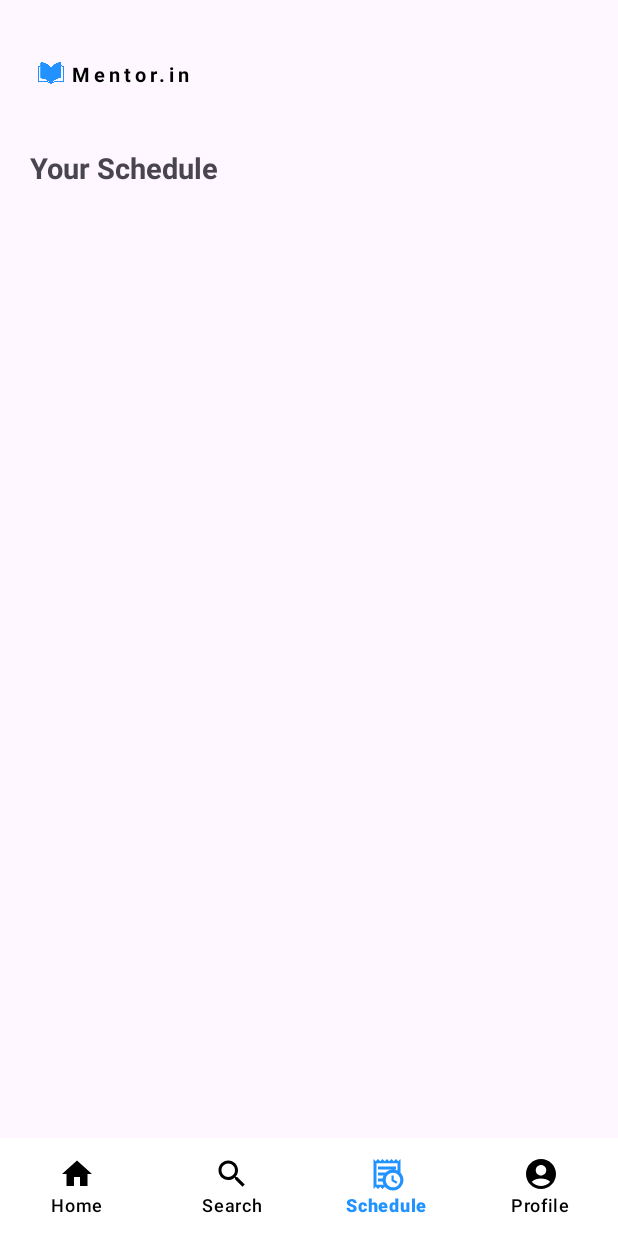
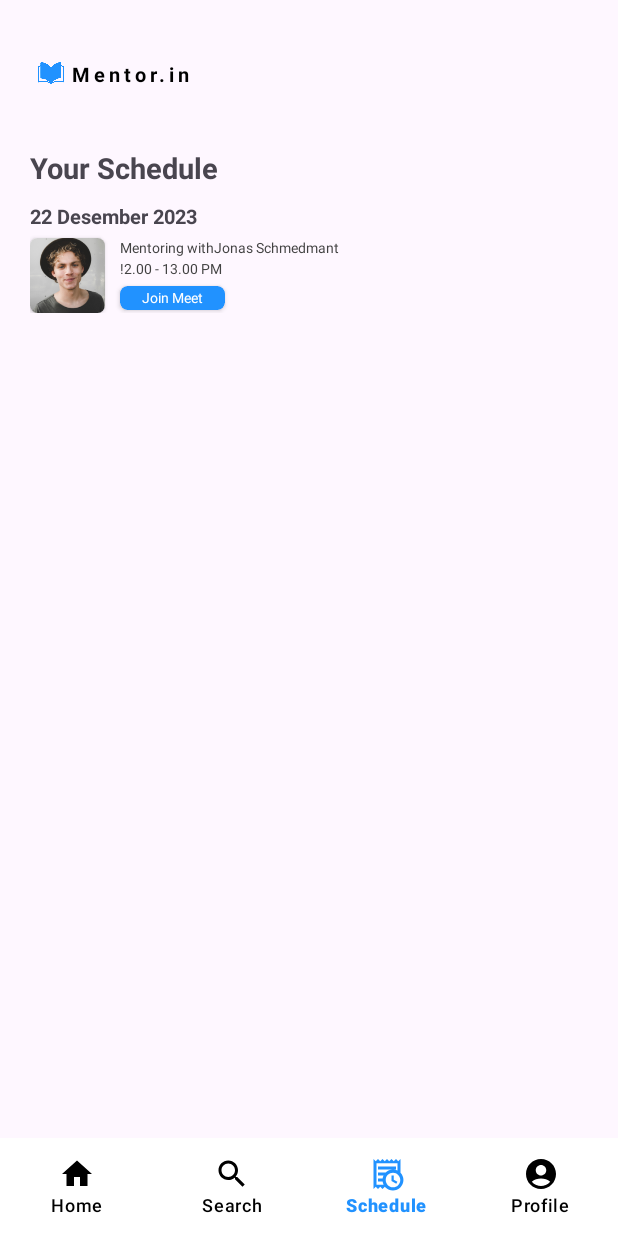
Before and after one commit to Mentor-In-Group/Front-End, an Android app: the ScheduleFragment screen opened through its navigation route, on a phone screen of 412 x 824 dp. Run offline under Robolectric (Android 15) with nearby library versions, the phone set to English and light mode, and no system bars; our stand-ins replace navigation-ui; pictures from the network do not load.

Commit message:
add schedule page

```diff
--- a/app/src/main/java/com/x01/mentorin/ui/home/Mentor.kt
+++ b/app/src/main/java/com/x01/mentorin/ui/home/Mentor.kt
@@ -6,5 +6,6 @@ data class Mentor(
     val imageUrl: String,
     val rating: Float,
     val education: List<Education>,
-    val experience: List<Experience>
+    val experience: List<Experience>,
+    val schedule: List<Schedule>
 )
--- /dev/null
+++ b/app/src/main/java/com/x01/mentorin/ui/home/Schedule.kt
@@ -0,0 +1,8 @@
+package com.x01.mentorin.ui.home
+
+data class Schedule(
+    val mentorName: String,
+    val mentorImage: String,
+    val mentoringDate: String,
+    val mentoringTime: String
+)
--- /dev/null
+++ b/app/src/main/java/com/x01/mentorin/ui/schedule/ScheduleAdapter.kt
@@ -0,0 +1,46 @@
+package com.x01.mentorin.ui.schedule
+
+import android.view.LayoutInflater
+import android.view.View
+import android.view.ViewGroup
+import android.widget.ImageView
+import android.widget.TextView
+import androidx.recyclerview.widget.RecyclerView
+import com.x01.mentorin.R
+import com.x01.mentorin.ui.home.Mentor
+import com.x01.mentorin.ui.home.Schedule
+import com.x01.mentorin.ui.search.SearchMentorAdapter
+
+class ScheduleAdapter (private val schedule: List<Schedule>): RecyclerView.Adapter<ScheduleAdapter.ListViewHolder>() {
+    class ListViewHolder(itemView: View): RecyclerView.ViewHolder(itemView) {
+        val mentorName: TextView = itemView.findViewById(R.id.mentor_name)
+        val mentorImage: ImageView = itemView.findViewById(R.id.mentor_image)
+        val mentoringTime: TextView = itemView.findViewById(R.id.mentoring_time)
+        val mentoringDate: TextView = itemView.findViewById(R.id.mentoring_date)
+    }
+    override fun onCreateViewHolder(parent: ViewGroup, viewType: Int): ListViewHolder {
+        val view: View = LayoutInflater.from(parent.context).inflate(R.layout.schedule, parent, false)
+        return ListViewHolder(view)
+    }
+
+    override fun getItemCount(): Int {
+        return schedule.size
+    }
+
+    override fun onBindViewHolder(holder: ListViewHolder, position: Int) {
+        val schedule = schedule[position]
+
+        holder.mentorName.text = schedule.mentorName
+        holder.mentoringDate.text = schedule.mentoringDate
+        holder.mentoringTime.text = schedule.mentoringTime
+        holder.mentorImage.setImageResource(R.drawable.image_recommend_1)
+
+
+
+//        Glide.with(context)
+//            .load(mentor.imageUrl)
+//            .into(holder.imageUrl)
+
+
+    }
+}
--- a/app/src/main/java/com/x01/mentorin/ui/schedule/ScheduleFragment.kt
+++ b/app/src/main/java/com/x01/mentorin/ui/schedule/ScheduleFragment.kt
@@ -5,8 +5,10 @@ import androidx.fragment.app.Fragment
 import android.view.LayoutInflater
 import android.view.View
 import android.view.ViewGroup
+import androidx.recyclerview.widget.LinearLayoutManager
 import com.x01.mentorin.R
 import com.x01.mentorin.databinding.FragmentScheduleBinding
+import com.x01.mentorin.listMentor
 
 class ScheduleFragment : Fragment() {
     private lateinit var binding: FragmentScheduleBinding
@@ -20,5 +22,9 @@ class ScheduleFragment : Fragment() {
 
     override fun onViewCreated(view: View, savedInstanceState: Bundle?) {
         super.onViewCreated(view, savedInstanceState)
+
+        binding.rvSchedule.layoutManager = LinearLayoutManager(requireActivity())
+        val adapter = ScheduleAdapter(listMentor[0].schedule)
+        binding.rvSchedule.adapter = adapter
     }
 }
--- a/app/src/main/java/com/x01/mentorin/ui/search/SearchAdapter.kt
+++ /dev/null
@@ -1,4 +0,0 @@
-package com.x01.mentorin.ui.search
-
-class SearchAdapter {
-}
--- a/app/src/main/res/layout/fragment_schedule.xml
+++ b/app/src/main/res/layout/fragment_schedule.xml
@@ -39,7 +39,7 @@
         android:id="@+id/tv_your_schedule"
         android:layout_width="wrap_content"
         android:layout_height="wrap_content"
-        android:text="Your Schedule"
+        android:text="@string/your_schedule"
         android:textSize="19dp"
         android:layout_marginTop="40dp"
         android:textStyle="bold"
@@ -48,6 +48,7 @@
         />
 
     <androidx.recyclerview.widget.RecyclerView
+        android:id="@+id/rv_schedule"
         android:layout_width="match_parent"
         android:layout_height="wrap_content"
         android:layout_marginHorizontal="20dp"
--- a/app/src/main/res/layout/schedule.xml
+++ b/app/src/main/res/layout/schedule.xml
@@ -9,8 +9,8 @@
         android:layout_width="wrap_content"
         android:layout_height="wrap_content"
         android:textStyle="bold"
-        android:textSize="19dp"
-        android:text="26 November"
+        android:textSize="13sp"
+        android:text="@string/_26_november"
         app:layout_constraintTop_toTopOf="parent"
         app:layout_constraintStart_toStartOf="parent"/>
 
@@ -32,7 +32,7 @@
     </androidx.cardview.widget.CardView>
 
     <LinearLayout
-        android:id="@+id/mentor_name"
+        android:id="@+id/mentor_name_cn"
         android:layout_width="wrap_content"
         android:layout_height="wrap_content"
         android:orientation="horizontal"
@@ -43,45 +43,48 @@
         <TextView
             android:layout_width="wrap_content"
             android:layout_height="wrap_content"
+            android:textSize="9sp"
             android:textColor="?attr/colorOnSecondary"
-            android:text="Mentoring with "/>
+            android:text="@string/mentoring_with"/>
         <TextView
+            android:id="@+id/mentor_name"
             android:textColor="?attr/colorOnSecondary"
+            android:textSize="9sp"
             android:layout_width="wrap_content"
             android:layout_height="wrap_content"
             android:text="@string/jonas_schmedmant"/>
     </LinearLayout>
 
     <LinearLayout
-        android:id="@+id/mentoring_time"
+        android:id="@+id/mentoring_time_cn"
         android:layout_width="wrap_content"
         android:layout_height="wrap_content"
         android:orientation="horizontal"
         android:layout_marginTop="1dp"
-        app:layout_constraintStart_toStartOf="@+id/mentor_name"
-        app:layout_constraintTop_toBottomOf="@id/mentor_name"
+        app:layout_constraintStart_toStartOf="@+id/mentor_name_cn"
+        app:layout_constraintTop_toBottomOf="@id/mentor_name_cn"
         app:layout_constraintStart_toEndOf="@id/mentor_image_cn">
 
         <TextView
-            android:id="@+id/work_date"
+            android:id="@+id/mentoring_time"
             android:layout_width="wrap_content"
             android:layout_height="wrap_content"
             android:textColor="?attr/colorOnSecondary"
             android:textSize="9sp"
-            android:text="12.00 - 12.00 PM"
+            android:text="@string/_12_00_12_00_pm"
             />
     </LinearLayout>
 
     <androidx.cardview.widget.CardView
         android:id="@+id/btn_login"
-        android:layout_width="60dp"
+        android:layout_width="70dp"
         android:layout_height="16dp"
         app:cardCornerRadius="5dp"
         android:layout_marginTop="5dp"
         android:layout_marginStart="10dp"
         app:cardBackgroundColor="?attr/colorPrimary"
         app:layout_constraintStart_toEndOf="@id/mentor_image_cn"
-        app:layout_constraintTop_toBottomOf="@id/mentoring_time">
+        app:layout_constraintTop_toBottomOf="@id/mentoring_time_cn">
 
         <TextView
             android:layout_width="match_parent"
@@ -89,6 +92,6 @@
             android:textColor="?attr/colorOnPrimary"
             android:gravity="center"
             android:textSize="9sp"
-            android:text="Join Meet"/>
+            android:text="@string/join_meet"/>
     </androidx.cardview.widget.CardView>
 </androidx.constraintlayout.widget.ConstraintLayout>
--- a/app/src/main/res/values/strings.xml
+++ b/app/src/main/res/values/strings.xml
@@ -57,4 +57,10 @@
     <string name="company">PT. ABC</string>
     <string name="project_manager">Project Manager</string>
     <string name="jonas_schmedmant">Jonas Schmedmant</string>
+
+    <string name="your_schedule">Your Schedule</string>
+    <string name="join_meet">Join Meet</string>
+    <string name="mentoring_with">Mentoring with</string>
+    <string name="_12_00_12_00_pm">12.00 - 12.00 PM</string>
+    <string name="_26_november">26 November</string>
 </resources>
```
Also changed, not shown: app/src/main/java/com/x01/mentorin/Utils.kt (+76 -27 lines), 1 other file.
